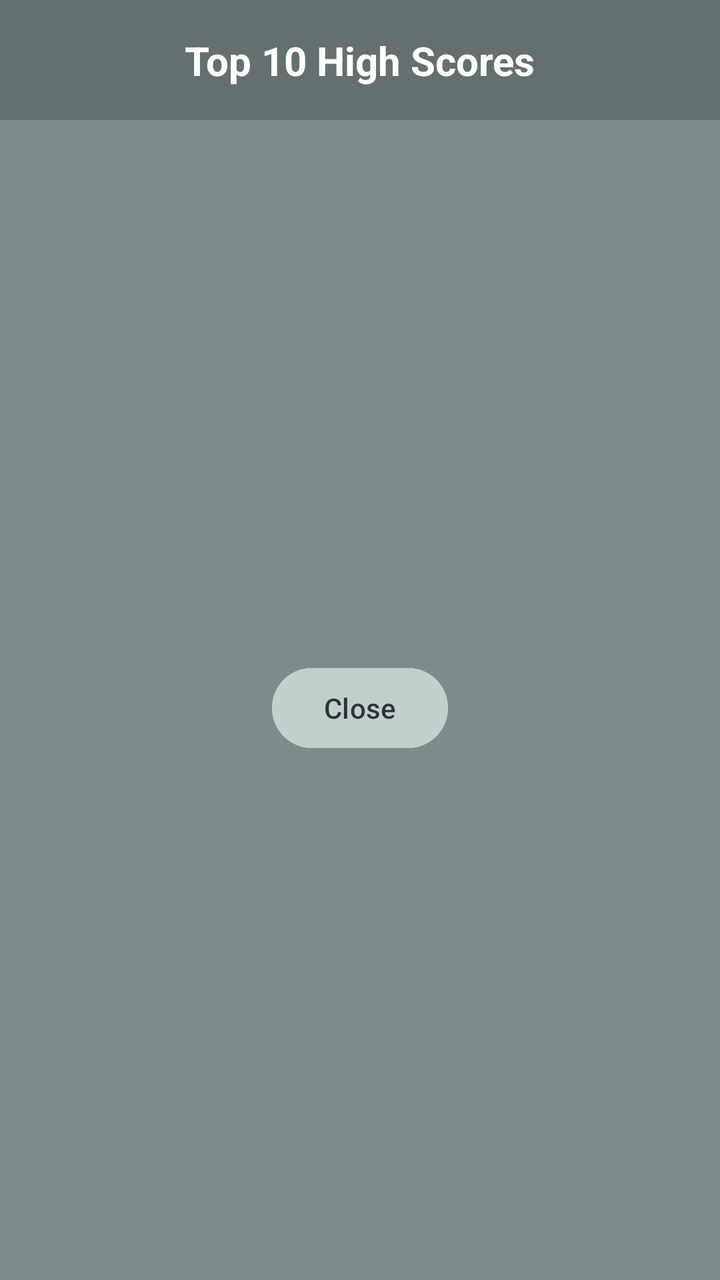
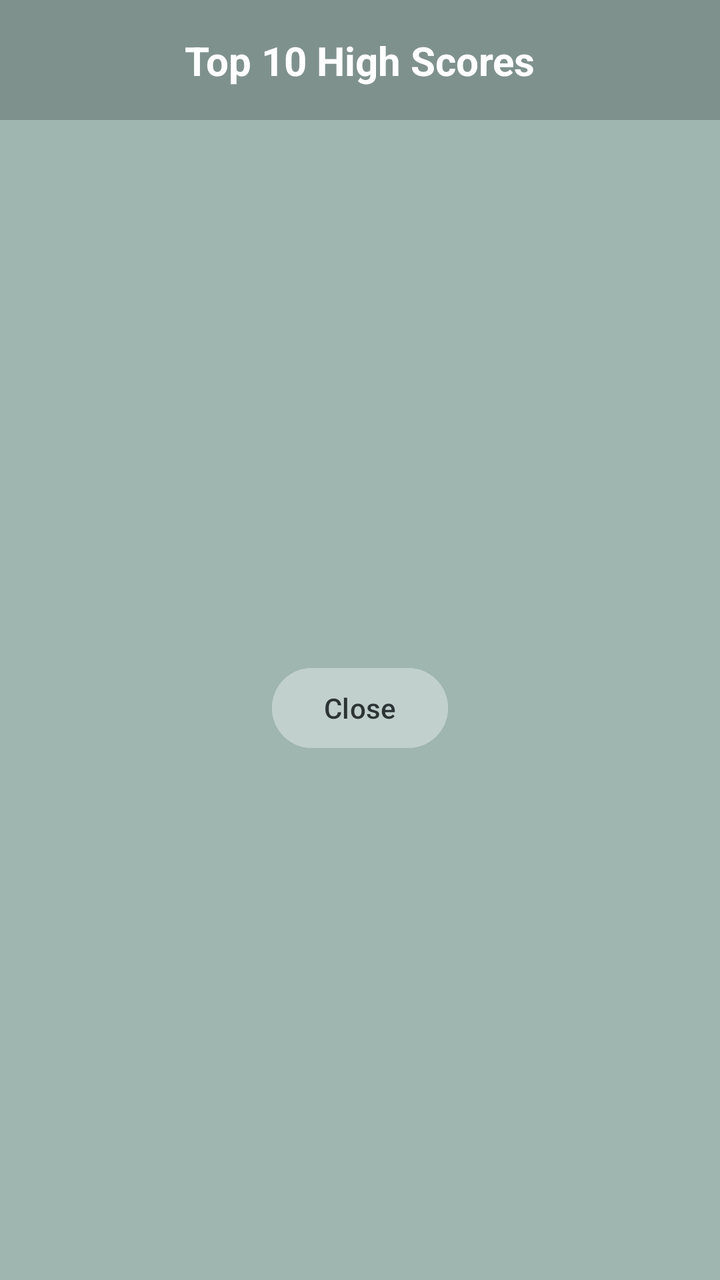

The first picture is an Android layout as it rendered before a commit; the second is the same layout after the commit. The layout source and the unified diff follow.
<!-- AndroidManifest.xml: application theme Theme.SolitaireGame -->
<!-- res/layout/dialog_high_score.xml -->
<?xml version="1.0" encoding="utf-8"?>
<androidx.constraintlayout.widget.ConstraintLayout xmlns:android="http://schemas.android.com/apk/res/android"
    android:layout_width="match_parent"
    android:layout_height="wrap_content"
    xmlns:app="http://schemas.android.com/apk/res-auto"
    android:background="#BF9fb5b0"
    android:padding="0dp">

    <View
        android:id="@+id/titleBg"
        android:layout_width="0dp"
        android:layout_height="60dp"
        android:background="#33000000"
        app:layout_constraintTop_toTopOf="parent"
        app:layout_constraintStart_toStartOf="parent"
        app:layout_constraintEnd_toEndOf="parent" />

    <TextView
        android:id="@+id/dialogTitle"
        android:layout_width="wrap_content"
        android:layout_height="wrap_content"
        android:text="Top 10 High Scores"
        android:textColor="#FFFFFF"
        android:textSize="20sp"
        android:textStyle="bold"
        app:layout_constraintTop_toTopOf="@id/titleBg"
        app:layout_constraintBottom_toBottomOf="@id/titleBg"
        app:layout_constraintStart_toStartOf="parent"
        app:layout_constraintEnd_toEndOf="parent"/>

    <androidx.core.widget.NestedScrollView
        android:layout_width="0dp"
        android:layout_height="0dp"
        app:layout_constrainedHeight="true"
        app:layout_constraintTop_toBottomOf="@id/titleBg"
        app:layout_constraintBottom_toBottomOf="parent"
        app:layout_constraintStart_toStartOf="parent"
        app:layout_constraintEnd_toEndOf="parent"
        app:layout_constraintHeight_max="450dp"
        app:layout_constraintHeight_default="wrap">

        <androidx.constraintlayout.widget.ConstraintLayout
            android:layout_width="match_parent"
            android:layout_height="wrap_content">

            <androidx.recyclerview.widget.RecyclerView
                android:id="@+id/scoresRecyclerView"
                android:layout_width="0dp"
                android:layout_height="wrap_content"
                android:layout_marginTop="16dp"
                android:paddingStart="24dp"
                android:paddingEnd="24dp"
                app:layout_constraintTop_toTopOf="parent"
                app:layout_constraintStart_toStartOf="parent"
                app:layout_constraintEnd_toEndOf="parent"
                app:layout_constraintHeight_max="350dp"
                app:layout_constrainedHeight="true"/>

            <Button
                android:id="@+id/closeButton"
                android:layout_width="wrap_content"
                android:layout_height="wrap_content"
                android:text="Close"
                android:layout_marginTop="16dp"
                android:layout_marginBottom="24dp"
                android:backgroundTint="#c2d0cd"
                android:textColor="#2d3436"
                android:textAllCaps="false"
                app:layout_constraintTop_toBottomOf="@id/scoresRecyclerView"
                app:layout_constraintStart_toStartOf="parent"
                app:layout_constraintEnd_toEndOf="parent"
                app:layout_constraintBottom_toBottomOf="parent"/>

        </androidx.constraintlayout.widget.ConstraintLayout>
    </androidx.core.widget.NestedScrollView>

</androidx.constraintlayout.widget.ConstraintLayout>
<!-- resources referenced by this layout -->
<resources>
  <style name="Theme.SolitaireGame" parent="Theme.Material3.Dark.NoActionBar">
          
          <item name="colorPrimary">@color/purple_500</item>
          <item name="colorPrimaryVariant">@color/purple_700</item>
          <item name="colorOnPrimary">@color/white</item>
          
          <item name="colorSecondary">@color/teal_200</item>
          <item name="colorSecondaryVariant">@color/teal_700</item>
          <item name="colorOnSecondary">@color/black</item>
          
          <item name="android:statusBarColor">@color/black</item>
          
          <item name="floatingActionButtonStyle">@style/FabStyle</item>
      </style>
  <color name="purple_500">#FF6200EE</color>
  <color name="purple_700">#FF3700B3</color>
  <color name="white">#FFFFFFFF</color>
  <color name="teal_200">#FF03DAC5</color>
  <color name="teal_700">#FF018786</color>
  <color name="black">#FF000000</color>
  <style name="FabStyle" parent="Widget.MaterialComponents.FloatingActionButton">
          <item name="backgroundTint">@color/black</item>
          <item name="tint">@android:color/white</item>
          <item name="elevation">8dp</item>
          <item name="hoveredFocusedTranslationZ">12dp</item>
          <item name="pressedTranslationZ">8dp</item>
          <item name="shapeAppearance">@style/FabShapeAppearance</item>
      </style>
  <style name="FabShapeAppearance" parent="ShapeAppearance.MaterialComponents.SmallComponent">
          <item name="cornerFamily">rounded</item>
          <item name="cornerSize">50%</item>
      </style>
</resources>

<!-- the commit's change to res/layout/dialog_high_score.xml (unified diff, before → after) -->
@@ -3,7 +3,7 @@
     android:layout_width="match_parent"
     android:layout_height="wrap_content"
     xmlns:app="http://schemas.android.com/apk/res-auto"
-    android:background="#BF9fb5b0"
+    android:background="#9fb5b0"
     android:padding="0dp">
 
     <View
